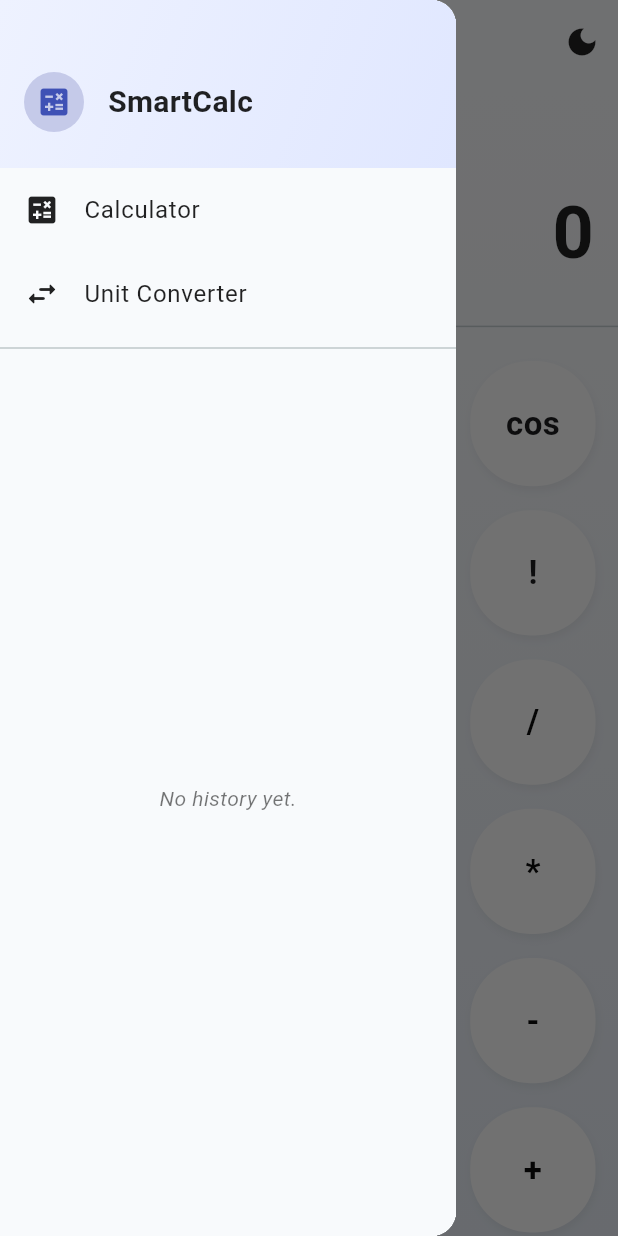
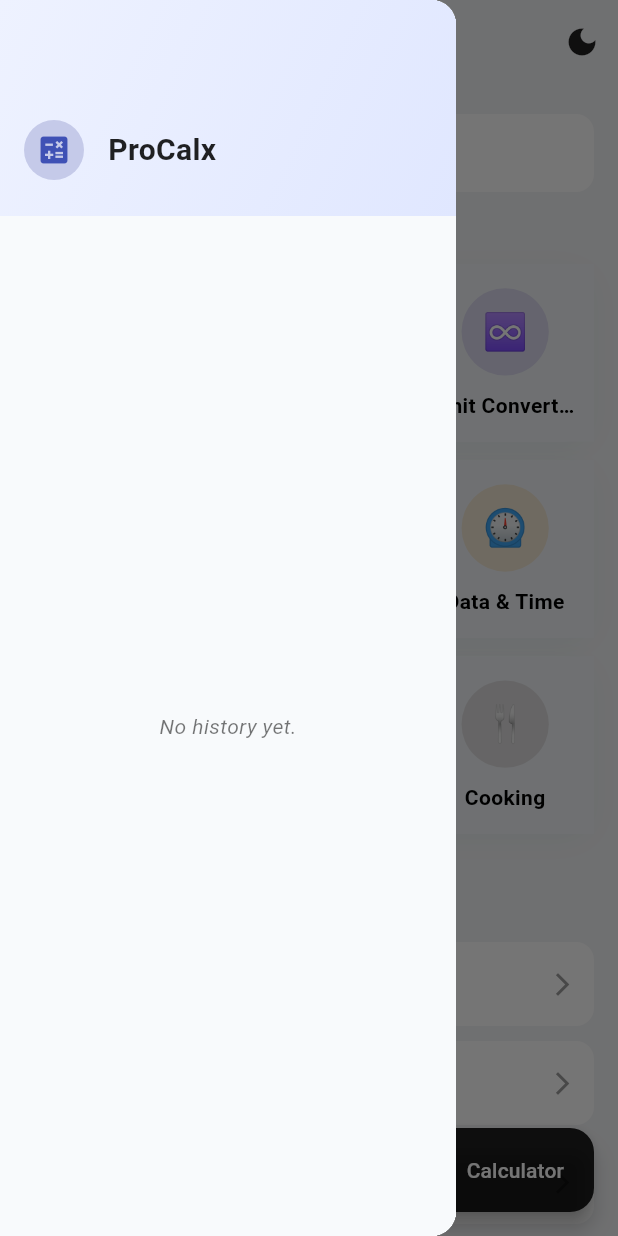
Before and after one commit to Thogaruchesti-hemanth/ProCalx, a Flutter app: the screen it shows after launch, with the side drawer open, on a phone screen of 412 x 824 dp. Run offline on Flutter 3.47's test engine with Material 3 defaults, Android fonts, the phone set to English and light mode, and no system bars; our stand-ins replace math_expressions, shared_preferences.

Commit message:
Redesign app

```diff
--- a/lib/calculator.dart
+++ b/lib/calculator.dart
@@ -1,5 +1,3 @@
-import 'dart:math' as math;
-
 import 'package:flutter/material.dart';
 import 'package:provider/provider.dart';
 import 'package:smart_calculator/provider/theme_provider.dart';
@@ -7,8 +5,6 @@ import 'package:smart_calculator/unit_converter.dart';
 import 'package:smart_calculator/utils/calculator_engine.dart';
 import 'package:smart_calculator/utils/preferences_service.dart';
 
-import 'custom_widgets/calculator_appbar.dart';
-import 'custom_widgets/calculator_drawer.dart';
 import 'screens/calculator_screen.dart';
 
 class CalculatorApp extends StatefulWidget {
@@ -88,18 +84,6 @@ class _CalculatorAppState extends State<CalculatorApp> {
     _isDarkMode = context.watch<ThemeProvider>().isDarkMode;
 
     return Scaffold(
-      key: _scaffoldKey,
-      appBar: CalculatorAppBar(
-        scaffoldKey: _scaffoldKey,
-        isDarkMode: _isDarkMode,
-        onToggleTheme: () => context.read<ThemeProvider>().updateTheme(),
-      ),
-      drawer: CalculatorDrawer(
-        isDarkMode: _isDarkMode,
-        selectedMenu: _selectedMenu,
-        history: _history,
-        onSelectMenu: (value) => setState(() => _selectedMenu = value),
-      ),
       body:
           _selectedMenu == 'calculator'
               ? CalculatorScreen(
--- a/lib/custom_widgets/calculator_drawer.dart
+++ b/lib/custom_widgets/calculator_drawer.dart
@@ -2,16 +2,14 @@ import 'package:flutter/material.dart';
 
 class CalculatorDrawer extends StatelessWidget {
   final bool isDarkMode;
-  final String selectedMenu;
   final List<String> history;
-  final Function(String) onSelectMenu;
+  final VoidCallback onClearHistory;
 
   const CalculatorDrawer({
+    super.key,
     required this.isDarkMode,
-    required this.selectedMenu,
     required this.history,
-    required this.onSelectMenu,
-    super.key,
+    required this.onClearHistory,
   });
 
   @override
@@ -20,17 +18,7 @@ class CalculatorDrawer extends StatelessWidget {
       child: Container(
         color: isDarkMode ? const Color(0xFF1F1F1F) : const Color(0xFFF8FAFC),
         child: Column(
-          children: [
-            _buildHeader(),
-            _buildDrawerTile(Icons.calculate, 'Calculator', context),
-            _buildDrawerTile(
-              Icons.swap_horiz_rounded,
-              'Unit Converter',
-              context,
-            ),
-            const Divider(),
-            _buildHistorySection(context),
-          ],
+          children: [_buildHeader(), _buildHistorySection(context)],
         ),
       ),
     );
@@ -38,7 +26,7 @@ class CalculatorDrawer extends StatelessWidget {
 
   Widget _buildHeader() {
     return Container(
-      padding: const EdgeInsets.fromLTRB(16, 48, 16, 24),
+      padding: const EdgeInsets.only(left: 16, top: 80, bottom: 24),
       decoration: BoxDecoration(
         gradient:
             isDarkMode
@@ -65,7 +53,7 @@ class CalculatorDrawer extends StatelessWidget {
           ),
           const SizedBox(width: 16),
           Text(
-            'SmartCalc',
+            'ProCalx',
             style: TextStyle(
               fontSize: 20,
               fontWeight: FontWeight.w600,
@@ -74,21 +62,6 @@ class CalculatorDrawer extends StatelessWidget {
           ),
         ],
       ),
-    );
-  }
-
-  Widget _buildDrawerTile(IconData icon, String title, BuildContext context) {
-    return ListTile(
-      leading: Icon(icon, color: isDarkMode ? Colors.white70 : Colors.black87),
-      title: Text(
-        title,
-        style: TextStyle(color: isDarkMode ? Colors.white70 : Colors.black87),
-      ),
-      selected: selectedMenu.toLowerCase().contains(title.toLowerCase()),
-      onTap: () {
-        Navigator.of(context).pop();
-        onSelectMenu(title.toLowerCase());
-      },
     );
   }
 
@@ -135,8 +108,8 @@ class CalculatorDrawer extends StatelessWidget {
                         foregroundColor: Colors.white,
                       ),
                       onPressed: () {
-                        Navigator.of(context).pop(); // Close the drawer
-                        onSelectMenu('clear_history'); // Trigger callback
+                        Navigator.of(context).pop(); // Close drawer
+                        onClearHistory(); // Clear callback
                       },
                       icon: const Icon(Icons.delete),
                       label: const Text('Clear History'),
--- a/lib/custom_widgets/subcategory_section.dart
+++ b/lib/custom_widgets/subcategory_section.dart
@@ -1,57 +1,74 @@
 import 'package:flutter/material.dart';
 import 'package:provider/provider.dart';
-import '../../provider/theme_provider.dart';
+
 import '../data.dart';
-import 'subcategory_tile.dart';
+import '../provider/theme_provider.dart';
+import 'subcategory_tile.dart'; // Your provided SubcategoryTile widget
 
 class SubcategorySection extends StatelessWidget {
   final String category;
   final String searchText;
+  final Key? firstSubcategoryKey;
 
-  const SubcategorySection({required this.category, required this.searchText});
+  const SubcategorySection({
+    Key? key,
+    required this.category,
+    required this.searchText,
+    this.firstSubcategoryKey,
+  }) : super(key: key);
 
   @override
   Widget build(BuildContext context) {
+    // Assume subcategoryMap is accessible globally or injected somehow
+    final List<String> subcategories = subcategoryMap[category] ?? [];
     final isDarkMode = context.watch<ThemeProvider>().isDarkMode;
-    final subcategories = subcategoryMap[category] ?? [];
+    // Filter subcategories based on search text
+    final List<String> filteredSubcategories =
+        subcategories
+            .where(
+              (subcat) =>
+                  subcat.toLowerCase().contains(searchText.toLowerCase()),
+            )
+            .toList();
 
-    if (!subcategories.any(
-          (e) => e.toLowerCase().contains(searchText.toLowerCase()),
-        ) &&
-        searchText.isNotEmpty) {
-      return Container();
+    if (filteredSubcategories.isEmpty) {
+      return const SizedBox.shrink(); // Don't display empty sections
     }
 
-    return Container(
-      // key: subcategoryKeys[category]?[subcategories],
-      margin: const EdgeInsets.symmetric(vertical: 16),
-      child: Column(
-        crossAxisAlignment: CrossAxisAlignment.start,
-        children: [
-          Text(
+    return Column(
+      key: Key('section_$category'), // Add key for category section
+      crossAxisAlignment: CrossAxisAlignment.start,
+      children: [
+        // Category Title
+        Padding(
+          padding: const EdgeInsets.symmetric(vertical: 12),
+          child: Text(
             category,
-            style: TextStyle(
-              fontSize: 22,
+            style: Theme.of(context).textTheme.titleLarge?.copyWith(
               fontWeight: FontWeight.bold,
               color: isDarkMode ? Colors.white : Colors.black,
             ),
           ),
-          const SizedBox(height: 8),
-          Wrap(
-            spacing: 16,
-            runSpacing: 16,
-            children:
-                subcategories
-                    .map(
-                      (subcat) => SubcategoryTile(
-                        subcategory: subcat,
-                        searchText: searchText,
-                      ),
-                    )
-                    .toList(),
-          ),
-        ],
-      ),
+        ),
+
+        // Subcategory list
+        ListView.builder(
+          key:
+              firstSubcategoryKey, // Use key for scrolling to first subcategory
+          shrinkWrap: true,
+          physics: const NeverScrollableScrollPhysics(),
+          itemCount: filteredSubcategories.length,
+          itemBuilder: (context, index) {
+            final subcategory = filteredSubcategories[index];
+
+            return SubcategoryTile(
+              key: Key('subcat_${category}_$subcategory'),
+              subcategory: subcategory,
+              searchText: searchText,
+            );
+          },
+        ),
+      ],
     );
   }
 }
--- a/lib/custom_widgets/subcategory_tile.dart
+++ b/lib/custom_widgets/subcategory_tile.dart
@@ -1,41 +1,43 @@
 import 'package:flutter/material.dart';
 import 'package:provider/provider.dart';
-import 'package:smart_calculator/screens/acceleration_calculator_screen.dart';
-import 'package:smart_calculator/screens/age_calculator_screen.dart';
-import 'package:smart_calculator/screens/area_calculator_screen.dart';
-import 'package:smart_calculator/screens/average_calculator_screen.dart';
-import 'package:smart_calculator/screens/percentage_calculator_screen.dart';
 
 import '../../provider/theme_provider.dart';
-import '../data.dart';
+import '../data.dart'; // For subcategoryIcons and subcategoryColors
 import '../screens/Equation_solver_screen.dart';
+// Import your screens here
+import '../screens/acceleration_calculator_screen.dart';
 import '../screens/add_and_subtract_screen.dart';
+import '../screens/age_calculator_screen.dart';
+import '../screens/area_calculator_screen.dart';
+import '../screens/average_calculator_screen.dart';
 import '../screens/bmi_screen.dart';
 import '../screens/fraction_calculator_screen.dart';
 import '../screens/length_convertor_screen.dart';
+import '../screens/percentage_calculator_screen.dart';
 import '../screens/proportion_calculator_screen.dart';
 import '../screens/ratios_calculator_screen.dart';
 import '../screens/temperature_conversion_screen.dart';
 import '../screens/time_intervel_screen.dart';
 import '../screens/volume_calculation_Screen.dart';
 import '../screens/volume_conversion_screen.dart';
-import '../screens/weight_conversion_screen.dart'; // Make sure subcategoryIcons and subcategoryColors are defined
+import '../screens/weight_conversion_screen.dart';
 
 class SubcategoryTile extends StatelessWidget {
   final String subcategory;
   final String searchText;
 
   const SubcategoryTile({
-    super.key,
+    Key? key,
     required this.subcategory,
     required this.searchText,
-  });
+  }) : super(key: key);
 
   @override
   Widget build(BuildContext context) {
     if (!subcategory.toLowerCase().contains(searchText.toLowerCase()) &&
-        searchText.isNotEmpty)
-      return Container();
+        searchText.isNotEmpty) {
+      return const SizedBox.shrink();
+    }
 
     final isDarkMode = context.watch<ThemeProvider>().isDarkMode;
 
@@ -44,7 +46,74 @@ class SubcategoryTile extends StatelessWidget {
         subcategoryColors[subcategory] ??
         (isDarkMode ? const Color(0xFF4B5563) : const Color(0xFFCBD5E1));
 
+    Widget? targetScreen;
+
+    // Normalize subcategory to lowercase for matching
+    final normalizedSubcategory = subcategory.toLowerCase();
+
+    switch (normalizedSubcategory) {
+      case 'percentage':
+        targetScreen = PercentageScreen(isDarkMode: isDarkMode);
+        break;
+      case 'average':
+        targetScreen = AverageScreen(isDarkMode: isDarkMode);
+        break;
+      case 'proportion':
+        targetScreen = ProportionScreen(isDarkMode: isDarkMode);
+        break;
+      case 'ratio':
+        targetScreen = RatioScreen(isDarkMode: isDarkMode);
+        break;
+      case 'equations':
+        targetScreen = EquationSolverScreen(isDarkMode: isDarkMode);
+        break;
+      case 'fractions':
+        targetScreen = FractionScreen(isDarkMode: isDarkMode);
+        break;
+      case 'area':
+        targetScreen = AreaCalculatorScreen(isDarkMode: isDarkMode);
+        break;
+      case 'volume':
+        // You had two different volume screens, decide which to keep:
+        // For example, keep VolumeCalculatorScreen here
+        targetScreen = VolumeCalculatorScreen(isDarkMode: isDarkMode);
+        break;
+      case 'length':
+        targetScreen = LengthConversionScreen(isDarkMode: isDarkMode);
+        break;
+      case 'weight':
+        targetScreen = WeightConversionScreen(isDarkMode: isDarkMode);
+        break;
+      case 'bmi':
+        targetScreen = BMIScreen(isDarkMode: isDarkMode);
+        break;
+      case 'time interval':
+        targetScreen = TimeIntervalScreen(isDarkMode: isDarkMode);
+        break;
+      case 'add & subtract':
+        targetScreen = DateTimeManipulator(
+          isDarkMode: isDarkMode,
+        ); // Make sure class name matches here
+        break;
+      case 'age calculator':
+        targetScreen = AgeCalculatorScreen(isDarkMode: isDarkMode);
+        break;
+      case 'temperature':
+        targetScreen = TemperatureConversionScreen(isDarkMode: isDarkMode);
+        break;
+      case 'volume conversion':
+        targetScreen = VolumeConversionScreen(isDarkMode: isDarkMode);
+        break;
+      case 'acceleration':
+        targetScreen = AccelerationScreen(isDarkMode: isDarkMode);
+        break;
+      default:
+        targetScreen = null;
+    }
+
     return Container(
+      margin: EdgeInsets.only(bottom: 10),
+      key: key, // Important for scrolling to work!
       decoration: BoxDecoration(
         color: isDarkMode ? const Color(0xFF1F2937) : Colors.white,
         borderRadius: BorderRadius.circular(12),
@@ -72,66 +141,6 @@ class SubcategoryTile extends StatelessWidget {
           color: isDarkMode ? Colors.white54 : Colors.grey,
         ),
         onTap: () {
-          Widget? targetScreen;
-
-          switch (subcategory) {
-            case 'Percentage':
-              targetScreen = PercentageScreen(isDarkMode: isDarkMode);
-              break;
-            case 'Average':
-              targetScreen = AverageScreen(isDarkMode: isDarkMode);
-              break;
-            case 'Proportion':
-              targetScreen = ProportionScreen(isDarkMode: isDarkMode);
-              break;
-            case 'Ratio':
-              targetScreen = RatioScreen(isDarkMode: isDarkMode);
-              break;
-            case 'Equations':
-              targetScreen = EquationSolverScreen(isDarkMode: isDarkMode);
-              break;
-            case 'Fractions':
-              targetScreen = FractionScreen(isDarkMode: isDarkMode);
-              break;
-            case 'Area':
-              targetScreen = AreaCalculatorScreen(isDarkMode: isDarkMode);
-              break;
-            case 'Volume':
-              targetScreen = VolumeCalculatorScreen(isDarkMode: isDarkMode);
-              break;
-            case 'Length':
-              targetScreen = LengthConversionScreen(isDarkMode: isDarkMode);
-              break;
-            case 'Weight':
-              targetScreen = WeightConversionScreen(isDarkMode: isDarkMode);
-              break;
-            case 'BMI':
-              targetScreen = BMIScreen(isDarkMode: isDarkMode);
-              break;
-            case 'Time Interval':
-              targetScreen = TimeIntervalScreen(isDarkMode: isDarkMode);
-              break;
-            case 'add & subtract':
-              targetScreen = DateTimeManipulator(isDarkMode: isDarkMode);
-              break;
-            case 'Age Calculator':
-              targetScreen = AgeCalculatorScreen(isDarkMode: isDarkMode);
-              break;
-            case 'Temperature':
-              targetScreen = TemperatureConversionScreen(
-                isDarkMode: isDarkMode,
-              );
-              break;
-            case 'Volume':
-              targetScreen = VolumeConversionScreen(isDarkMode: isDarkMode);
-              break;
-            case 'Acceleration':
-              targetScreen = AccelerationScreen(isDarkMode: isDarkMode);
-              break;
-            default:
-              targetScreen = null;
-          }
-
           if (targetScreen != null) {
             Navigator.push(
               context,
--- a/lib/main.dart
+++ b/lib/main.dart
@@ -1,7 +1,7 @@
 import 'package:flutter/material.dart';
 import 'package:provider/provider.dart';
-import 'package:smart_calculator/calculator.dart';
 import 'package:smart_calculator/provider/theme_provider.dart';
+import 'package:smart_calculator/unit_converter_app.dart';
 
 void main() {
   runApp(const MyApp());
@@ -20,7 +20,7 @@ class MyApp extends StatelessWidget {
         theme: ThemeData(
           colorScheme: ColorScheme.fromSeed(seedColor: Colors.white),
         ),
-        home: CalculatorApp(),
+        home: UnitConverterApp(),
       ),
     );
   }
--- a/lib/unit_converter.dart
+++ b/lib/unit_converter.dart
@@ -1,6 +1,7 @@
 import 'package:flutter/material.dart';
 import 'package:provider/provider.dart';
 import 'package:smart_calculator/provider/theme_provider.dart';
+
 import 'custom_widgets/category_tile.dart';
 import 'custom_widgets/search_bar.dart';
 import 'custom_widgets/subcategory_section.dart';
@@ -63,10 +64,25 @@ class _UnitConverterState extends State<UnitConverter> {
   }
 
   void _scrollToCategory(String category) {
-    final keyContext = _categoryKeys[category]?.currentContext;
-    if (keyContext != null) {
+    // Scroll to the first subcategory inside the selected category
+    final firstSubcategory = subcategoryMap[category]?.first;
+    if (firstSubcategory != null) {
+      final keyContext =
+          _subcategoryKeys[category]?[firstSubcategory]?.currentContext;
+      if (keyContext != null) {
+        Scrollable.ensureVisible(
+          keyContext,
+          duration: const Duration(milliseconds: 500),
+          curve: Curves.easeInOut,
+        );
+        return;
+      }
+    }
+    // Fallback scroll to category header if no subcategory found
+    final categoryContext = _categoryKeys[category]?.currentContext;
+    if (categoryContext != null) {
       Scrollable.ensureVisible(
-        keyContext,
+        categoryContext,
         duration: const Duration(milliseconds: 500),
         curve: Curves.easeInOut,
       );
@@ -110,13 +126,12 @@ class _UnitConverterState extends State<UnitConverter> {
                   setState(() {});
                   // Scroll to the first matching category when search changes
                   String query = _searchController.text;
-                  // Check for matching category
-                  for (String category in categories) {
+                  for (String category in subcategoryMap.keys) {
                     for (String subcategory in subcategoryMap[category]!) {
                       if (subcategory.toLowerCase().contains(
                         query.toLowerCase(),
                       )) {
-                        // _scrollToSubcategory(category, subcategory);
+                        _scrollToSubcategory(subcategory);
                         return;
                       }
                     }
@@ -182,14 +197,17 @@ class _UnitConverterState extends State<UnitConverter> {
                       },
                     ),
                     const SizedBox(height: 20),
-                    ...subcategoryMap.entries.expand((entry) {
+                    ...subcategoryMap.entries.map((entry) {
                       final category = entry.key;
-                      return [
-                        SubcategorySection(
-                          category: category,
-                          searchText: _searchController.text.toString(),
-                        ),
-                      ];
+                      final firstSubcategory = subcategoryMap[category]?.first;
+                      final keyToPass =
+                          _categoryKeys[category]; // this is the header key
+                      return SubcategorySection(
+                        key: _categoryKeys[category],
+                        category: category,
+                        searchText: _searchController.text,
+                        firstSubcategoryKey: keyToPass,
+                      );
                     }).toList(),
                   ],
                 ),
--- /dev/null
+++ b/lib/unit_converter_app.dart
@@ -0,0 +1,109 @@
+import 'package:flutter/material.dart';
+import 'package:provider/provider.dart';
+import 'package:smart_calculator/provider/theme_provider.dart';
+import 'package:smart_calculator/unit_converter.dart';
+import 'package:smart_calculator/utils/preferences_service.dart';
+
+import 'calculator_screen_model.dart';
+import 'custom_widgets/calculator_appbar.dart';
+import 'custom_widgets/calculator_drawer.dart';
+
+class UnitConverterApp extends StatefulWidget {
+  const UnitConverterApp({super.key});
+
+  @override
+  State<UnitConverterApp> createState() => _UnitConverterAppState();
+}
+
+class _UnitConverterAppState extends State<UnitConverterApp> {
+  final GlobalKey<ScaffoldState> _scaffoldKey = GlobalKey<ScaffoldState>();
+  final PreferencesService _preferencesService = PreferencesService();
+
+  List<String> _history = [];
+  bool _isDarkMode = false;
+
+  @override
+  void initState() {
+    super.initState();
+    _loadPreferences();
+  }
+
+  void _loadPreferences() async {
+    final darkMode = await _preferencesService.getDarkMode();
+    final history = await _preferencesService.getHistory();
+    setState(() {
+      _isDarkMode = darkMode;
+      _history = history;
+    });
+  }
+
+  void _savePreferences() {
+    _preferencesService.setDarkMode(_isDarkMode);
+    _preferencesService.setHistory(_history);
+  }
+
+  void _toggleTheme() {
+    setState(() {
+      _isDarkMode = !_isDarkMode;
+      _savePreferences();
+    });
+  }
+
+  void _openCalculator() {
+    showModalBottomSheet(
+      context: context,
+      isScrollControlled: true,
+      backgroundColor: Colors.transparent,
+      builder:
+          (_) => CalculatorScreenModal(
+            isDarkMode: _isDarkMode,
+            onSaveHistory: (newHistory) {
+              setState(() {
+                _history = newHistory;
+                _savePreferences();
+              });
+            },
+          ),
+    );
+  }
+
+  @override
+  Widget build(BuildContext context) {
+    _isDarkMode = context.watch<ThemeProvider>().isDarkMode;
+
+    return Scaffold(
+      key: _scaffoldKey,
+      appBar: CalculatorAppBar(
+        scaffoldKey: _scaffoldKey,
+        isDarkMode: _isDarkMode,
+        onToggleTheme: () => context.read<ThemeProvider>().updateTheme(),
+      ),
+      drawer: CalculatorDrawer(
+        isDarkMode: _isDarkMode,
+        history: _history,
+        onClearHistory: () {
+          setState(() {
+            _history.clear();
+            _savePreferences();
+          });
+        },
+      ),
+      body: const UnitConverter(),
+      floatingActionButton: FloatingActionButton.extended(
+        onPressed: _openCalculator,
+        label: Text(
+          'Calculator',
+          style: TextStyle(
+            color: _isDarkMode ? Colors.black : Colors.white, // Text color
+          ),
+        ),
+        icon: Icon(
+          Icons.calculate,
+          color: _isDarkMode ? Colors.black : Colors.white, // Icon color
+        ),
+        backgroundColor:
+            _isDarkMode ? Colors.grey : Colors.black87, // Button background
+      ),
+    );
+  }
+}
```
Also changed, not shown: lib/calculator_screen_model.dart (added, +82 -0 lines), pubspec.yaml (+10 -0 lines), pubspec.lock, 4 other files.
